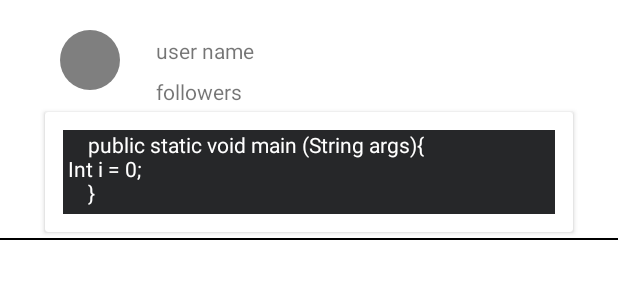
After one commit to Praveen-Eth/Snipe_Dev, an Android app: the layout feed_card_view.xml on its own in the app's theme, with its tools: preview values and no code run, on a phone screen of 412 x 824 dp. The commit adds this screen. Shown: the top 300 px of the screen. Run offline under Robolectric (Android 15) with nearby library versions, the light colour scheme and no system bars.

Commit message:
working on feed of ui

```diff
--- a/app/build.gradle
+++ b/app/build.gradle
@@ -66,6 +66,7 @@ dependencies {
     implementation 'com.google.android.material:material:1.8.0'
     implementation 'androidx.constraintlayout:constraintlayout:2.1.4'
     implementation 'com.google.firebase:firebase-auth:21.3.0'
+    implementation 'androidx.core:core-ktx:+'
     testImplementation 'junit:junit:4.13.2'
     androidTestImplementation 'androidx.test.ext:junit:1.1.5'
     androidTestImplementation 'androidx.test.espresso:espresso-core:3.5.1'
@@ -92,7 +93,7 @@ dependencies {
     // When using the BoM, don't specify versions in Firebase dependencies
     implementation 'com.google.firebase:firebase-analytics-ktx'
     implementation 'androidx.biometric:biometric:1.1.0'
-
+    implementation 'de.hdodenhof:circleimageview:3.1.0'
 
     // Add the dependencies for any other desired Firebase products
     // https://firebase.google.com/docs/android/setup#available-libraries
--- /dev/null
+++ b/app/src/main/res/layout/feed_card_view.xml
@@ -0,0 +1,68 @@
+<?xml version="1.0" encoding="utf-8"?>
+<androidx.constraintlayout.widget.ConstraintLayout xmlns:android="http://schemas.android.com/apk/res/android"
+    android:layout_width="match_parent"
+    android:layout_height="wrap_content"
+    xmlns:app="http://schemas.android.com/apk/res-auto">
+
+    <de.hdodenhof.circleimageview.CircleImageView
+        android:id="@+id/profileImage"
+        android:layout_width="40dp"
+        android:layout_height="40dp"
+        android:layout_marginTop="20dp"
+        app:layout_constraintTop_toTopOf="parent"
+        app:layout_constraintStart_toStartOf="parent"
+        android:layout_marginStart="40dp"
+        android:src="@drawable/profile_background"
+        />
+    <TextView
+        android:id="@+id/userNameTextView"
+        android:layout_width="wrap_content"
+        android:layout_height="wrap_content"
+        app:layout_constraintStart_toEndOf="@id/profileImage"
+        android:text="user name"
+        android:layout_marginTop="20dp"
+        android:padding="4dp"
+        android:layout_marginStart="20dp"
+        app:layout_constraintTop_toTopOf="parent"
+        />
+    <TextView
+        android:id="@+id/followersTextView"
+        android:layout_width="wrap_content"
+        android:layout_height="wrap_content"
+        app:layout_constraintStart_toEndOf="@id/profileImage"
+        android:text="followers"
+     android:padding="4dp"
+        android:layout_marginStart="20dp"
+        app:layout_constraintTop_toBottomOf="@id/userNameTextView"
+        />
+    <androidx.cardview.widget.CardView
+        android:id="@+id/innerFeedCardView"
+        android:layout_width="match_parent"
+        android:layout_height="80dp"
+        app:layout_constraintTop_toBottomOf="@id/followersTextView"
+        app:layout_constraintStart_toStartOf="parent"
+        android:layout_marginStart="30dp"
+        android:layout_marginEnd="30dp"
+        >
+        <TextView
+            android:id="@+id/feedTextView"
+            android:layout_width="match_parent"
+            android:layout_height="match_parent"
+            android:layout_margin="12dp"
+            android:textColor="@color/white"
+            android:text="@string/example_code"
+            android:background="#262729"
+            />
+
+    </androidx.cardview.widget.CardView>
+    <View
+        android:layout_width="match_parent"
+        android:layout_height="1dp"
+        app:layout_constraintTop_toBottomOf="@id/innerFeedCardView"
+        android:background="@color/black"
+        android:layout_marginBottom="2dp"
+        android:layout_marginTop="4dp"
+        app:layout_constraintStart_toStartOf="parent"
+        />
+
+</androidx.constraintlayout.widget.ConstraintLayout>
--- a/app/src/main/res/values/strings.xml
+++ b/app/src/main/res/values/strings.xml
@@ -1,3 +1,4 @@
 <resources>
     <string name="app_name">Snipe Dev</string>
+    <string name="example_code">\t public static void main (String args){\n Int i = 0; \n\t }</string>
 </resources>
--- a/build.gradle
+++ b/build.gradle
@@ -1,5 +1,8 @@
 // Top-level build file where you can add configuration options common to all sub-projects/modules.
 buildscript {
+    ext {
+        kotlin_version = '1.8.20'
+    }
     repositories {
         // Make sure that you have the following two repositories
         google()  // Google's Maven repository
@@ -11,6 +14,7 @@ buildscript {
 
         // Add the dependency for the Google services Gradle plugin
         classpath 'com.google.gms:google-services:4.3.15'
+        classpath "org.jetbrains.kotlin:kotlin-gradle-plugin:$kotlin_version"
 
     }
 }
```
Also changed, not shown: app/src/main/java/com/augx_universe/snipedev/FeedViewModel.kt (added, +7 -0 lines), app/src/main/java/com/augx_universe/snipedev/MainActivity.kt (+5 -3 lines), app/src/main/java/com/augx_universe/snipedev/SignUpActivity.kt (+34 -2 lines), app/src/main/res/layout/activity_home_page.xml (+29 -10 lines), app/src/main/res/layout/fragment_signup.xml (+8 -0 lines), app/src/main/res/drawable/profile_background.png (added).
